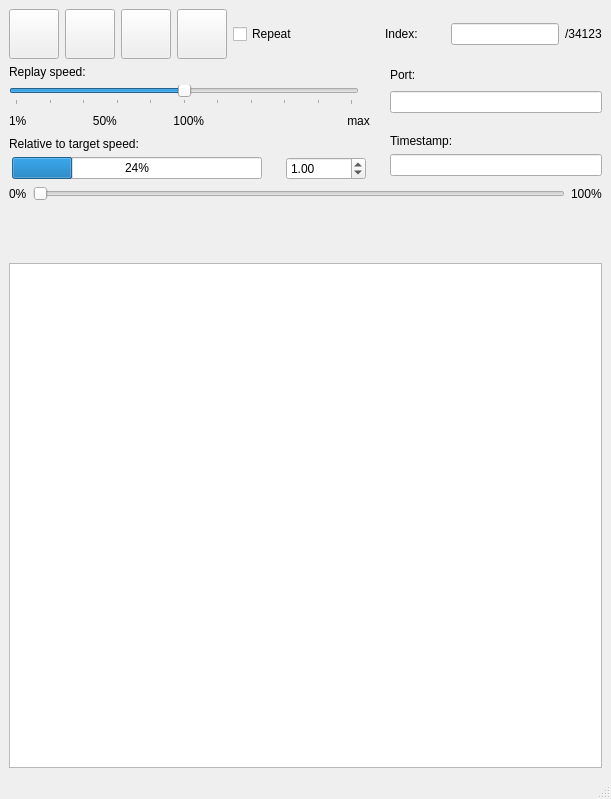
Above: src/main.ui from rock-cpp/new_rock_replay before the change. Below: the same form after it.
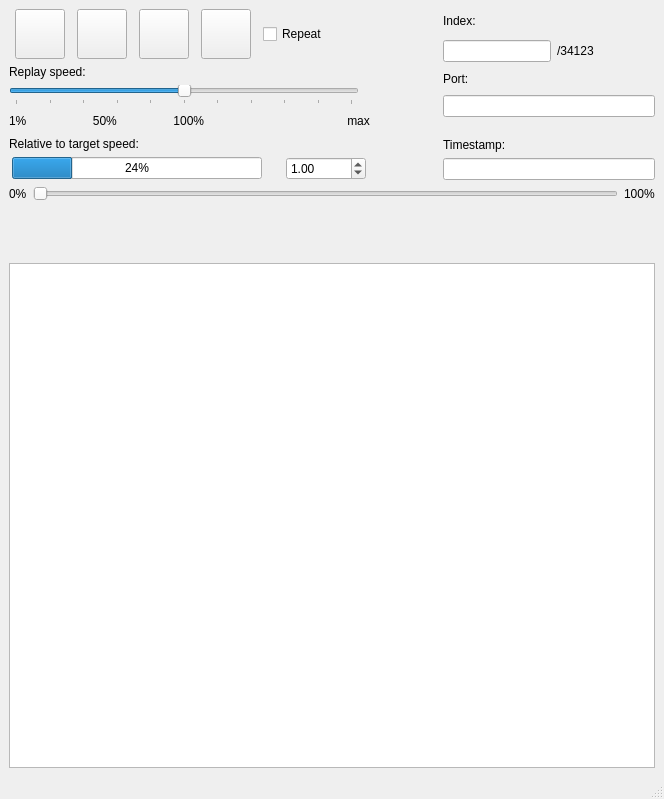
That is the form after the change. Icons and pictures are not drawn. Custom widgets are drawn as their Qt base class.

Commit message: ui changes, added restart function and repeat listener

```diff
--- a/src/main.ui
+++ b/src/main.ui
@@ -6,7 +6,7 @@
    <rect>
     <x>0</x>
     <y>0</y>
-    <width>611</width>
+    <width>664</width>
     <height>799</height>
    </rect>
   </property>
@@ -21,7 +21,14 @@
        <enum>QLayout::SetFixedSize</enum>
       </property>
       <item>
-       <layout class="QHBoxLayout" name="horizontalLayout_5">
+       <layout class="QHBoxLayout" name="horizontalLayout_3">
+        <item>
+         <layout class="QVBoxLayout" name="verticalLayout_4">
+          <property name="sizeConstraint">
+           <enum>QLayout::SetDefaultConstraint</enum>
+          </property>
+          <item>
+           <layout class="QHBoxLayout" name="horizontalLayout_10">
         <item>
          <widget class="QPushButton" name="pushButton">
           <property name="sizePolicy">
@@ -167,7 +174,7 @@
          </widget>
         </item>
         <item>
-         <widget class="QCheckBox" name="checkBox">
+             <widget class="QCheckBox" name="repeatButton">
           <property name="sizePolicy">
            <sizepolicy hsizetype="Fixed" vsizetype="Fixed">
             <horstretch>0</horstretch>
@@ -195,64 +202,8 @@
           </property>
          </widget>
         </item>
-        <item>
-         <spacer name="horizontalSpacer">
-          <property name="orientation">
-           <enum>Qt::Horizontal</enum>
-          </property>
-          <property name="sizeHint" stdset="0">
-           <size>
-            <width>40</width>
-            <height>20</height>
-           </size>
-          </property>
-         </spacer>
-        </item>
-        <item>
-         <widget class="QLabel" name="label">
-          <property name="minimumSize">
-           <size>
-            <width>60</width>
-            <height>0</height>
-           </size>
-          </property>
-          <property name="maximumSize">
-           <size>
-            <width>60</width>
-            <height>16777215</height>
-           </size>
-          </property>
-          <property name="text">
-           <string>Index:</string>
-          </property>
-         </widget>
-        </item>
-        <item>
-         <widget class="QLineEdit" name="curSampleNum">
-          <property name="sizePolicy">
-           <sizepolicy hsizetype="Fixed" vsizetype="Fixed">
-            <horstretch>0</horstretch>
-            <verstretch>0</verstretch>
-           </sizepolicy>
-          </property>
-         </widget>
-        </item>
-        <item>
-         <widget class="QLabel" name="numSamplesLabel">
-          <property name="text">
-           <string>/34123</string>
-          </property>
-         </widget>
-        </item>
-       </layout>
-      </item>
-      <item>
-       <layout class="QHBoxLayout" name="horizontalLayout_3">
-        <item>
-         <layout class="QVBoxLayout" name="verticalLayout_4">
-          <property name="sizeConstraint">
-           <enum>QLayout::SetDefaultConstraint</enum>
-          </property>
+           </layout>
+          </item>
           <item>
            <widget class="QLabel" name="label_3">
             <property name="sizePolicy">
@@ -482,6 +433,46 @@
           <property name="rightMargin">
            <number>0</number>
           </property>
+          <item>
+           <widget class="QLabel" name="label">
+            <property name="minimumSize">
+             <size>
+              <width>60</width>
+              <height>0</height>
+             </size>
+            </property>
+            <property name="maximumSize">
+             <size>
+              <width>60</width>
+              <height>16777215</height>
+             </size>
+            </property>
+            <property name="text">
+             <string>Index:</string>
+            </property>
+           </widget>
+          </item>
+          <item>
+           <layout class="QHBoxLayout" name="horizontalLayout_5">
+            <item>
+             <widget class="QLineEdit" name="curSampleNum">
+              <property name="sizePolicy">
+               <sizepolicy hsizetype="Fixed" vsizetype="Fixed">
+                <horstretch>0</horstretch>
+                <verstretch>0</verstretch>
+               </sizepolicy>
+              </property>
+             </widget>
+            </item>
+            <item>
+             <widget class="QLabel" name="numSamplesLabel">
+              <property name="text">
+               <string>/34123</string>
+              </property>
+             </widget>
+            </item>
+           </layout>
+          </item>
           <item>
            <widget class="QLabel" name="label_4">
             <property name="sizePolicy">
```
Left out of the diff: 2 changed lines with no effect on the pictures. Lines whose indentation alone changed are shown as unchanged. The commit also changes 2 other files.
